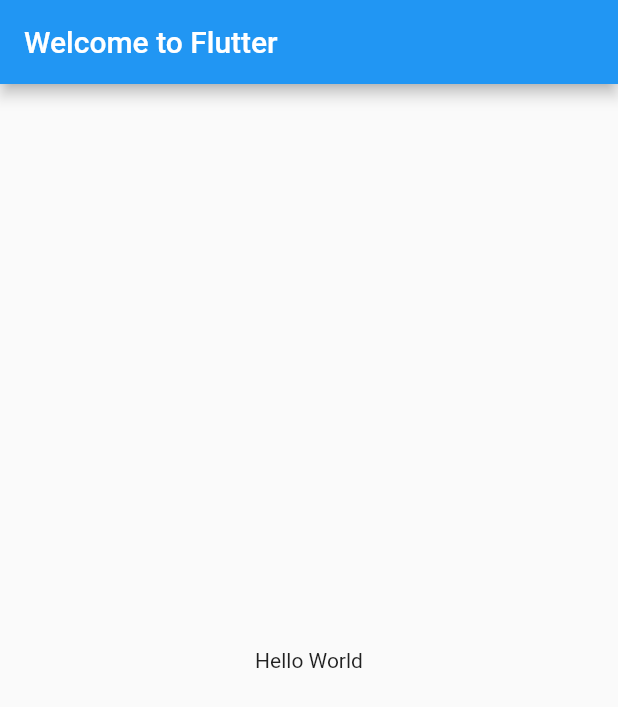
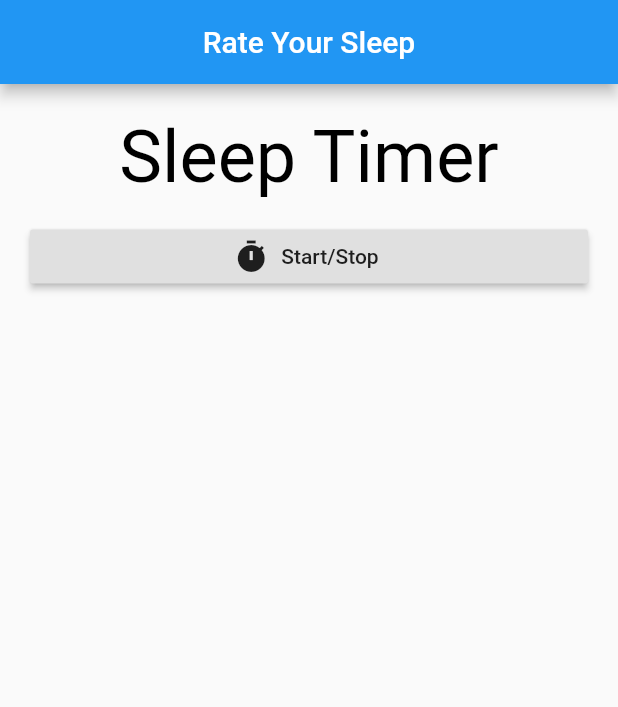
Before and after one commit to panduwira/RateYourSleep, a Flutter app: the screen it shows after launch, on a phone screen of 412 x 824 dp. Shown: the top 707 px of the screen. Run offline on Flutter 3.47's test engine with Material 2 defaults, Android fonts, the phone set to English and light mode, and no system bars.

Commit message:
home changes

```diff
--- a/lib/main.dart
+++ b/lib/main.dart
@@ -1,4 +1,5 @@
 import 'package:flutter/material.dart';
+import 'package:rateyoursleep/pages/pages.dart';
 
 void main() => runApp(MyApp());
 
@@ -6,15 +7,7 @@ class MyApp extends StatelessWidget {
   @override
   Widget build(BuildContext context) {
     return MaterialApp(
-      title: 'Welcome to Flutter',
-      home: Scaffold(
-        appBar: AppBar(
-          title: const Text('Welcome to Flutter'),
-        ),
-        body: const Center(
-          child: const Text('Hello World'),
-        ),
-      ),
+      home: HomePage(),
     );
   }
 }
--- a/lib/pages/home.dart
+++ b/lib/pages/home.dart
@@ -0,0 +1,42 @@
+part of 'pages.dart';
+
+class HomePage extends StatefulWidget {
+  HomePage({Key key}) : super(key: key);
+
+  @override
+  _HomePageState createState() => _HomePageState();
+}
+
+class _HomePageState extends State<HomePage> {
+  @override
+  Widget build(BuildContext context) {
+    return Scaffold(
+      appBar: AppBar(
+        title: Text("Rate Your Sleep"),
+        centerTitle: true,
+        leading: Container(),
+      ),
+      body: Container(
+          margin: EdgeInsets.all(20),
+          child: ListView(children: <Widget>[
+            SizedBox(
+              width: 359,
+              height: 71,
+              child: Text(
+                "Sleep Timer",
+                textAlign: TextAlign.center,
+                style: TextStyle(
+                  color: Colors.black,
+                  fontSize: 48,
+                ),
+              ),
+            ),
+            RaisedButton.icon(
+              onPressed: (){},
+              icon: Icon(Icons.timer),
+              label: Text("Start/Stop"),
+              )
+          ])),
+    );
+  }
+}
--- /dev/null
+++ b/lib/pages/pages.dart
@@ -0,0 +1,3 @@
+import 'package:flutter/material.dart';
+
+part 'home.dart';
```
Also changed, not shown: lib/pages/rating.dart (added).
